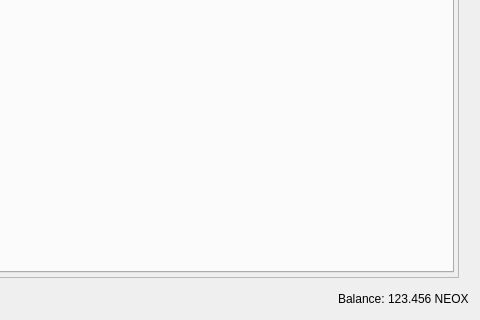
BlackRavenNetwork/BlackRaven-V2, file src/qt/forms/restrictedassetsdialog.ui: the form before one commit; both pictures show x 688 to 1168 and y 680 to 1000 of the 1168 by 1000 pixel window.
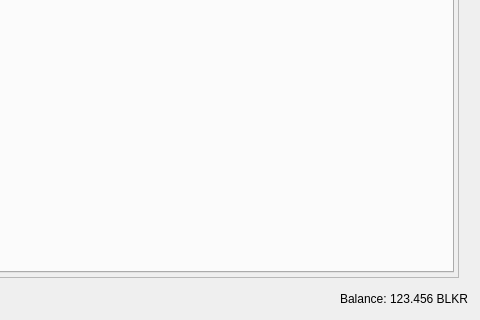
The form after the commit.

Patch:
```diff
--- a/src/qt/forms/restrictedassetsdialog.ui
+++ b/src/qt/forms/restrictedassetsdialog.ui
@@ -281,7 +281,7 @@
         <cursorShape>IBeamCursor</cursorShape>
        </property>
        <property name="text">
-        <string notr="true">123.456 NEOX</string>
+        <string notr="true">123.456 BLKR</string>
        </property>
        <property name="textInteractionFlags">
         <set>Qt::LinksAccessibleByMouse|Qt::TextSelectableByKeyboard|Qt::TextSelectableByMouse</set>
```
